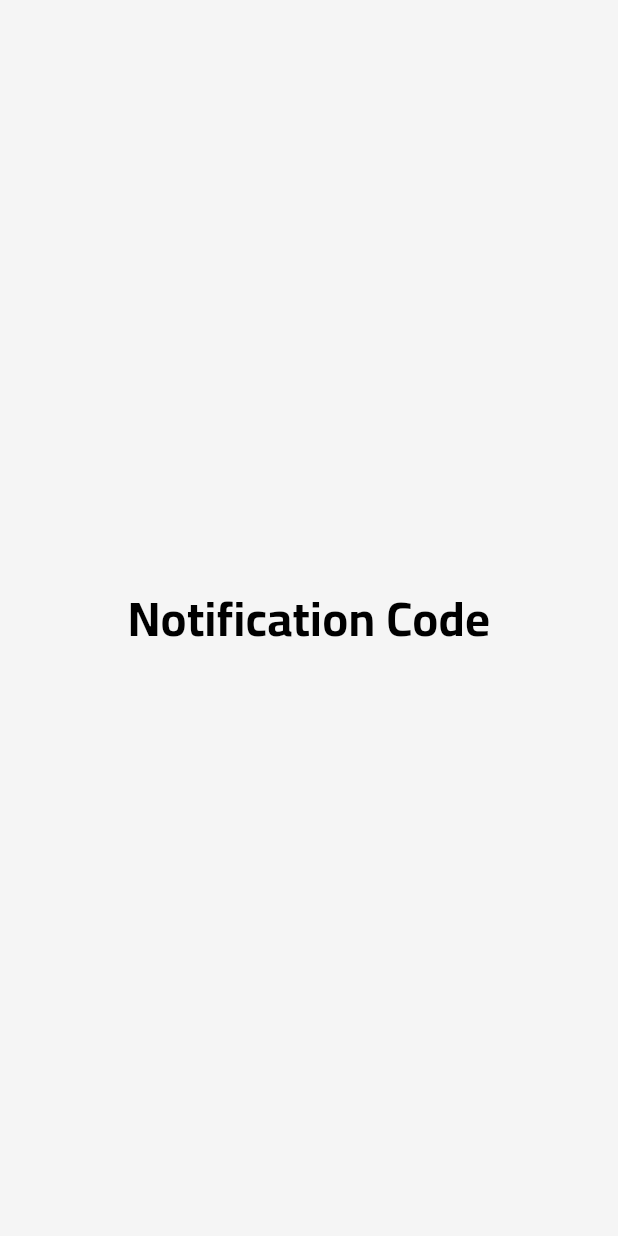
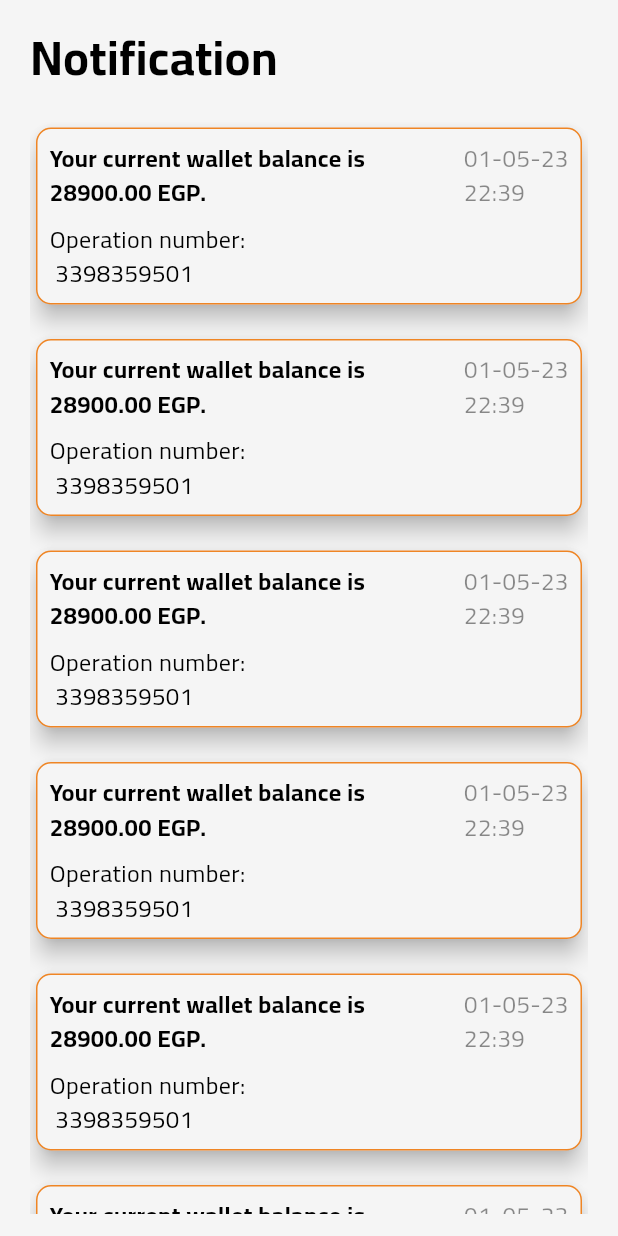
Before and after one commit to thabooota/Tab-Cash, a Flutter app: the NotificationView screen opened by its route, on a phone screen of 412 x 824 dp. Run offline on Flutter 3.47's test engine with Material 2 defaults, Android fonts, the phone set to English and light mode, and no system bars; our stand-ins replace curved_navigation_bar, dio, dropdown_button2, flutter_bloc, flutter_svg, font_awesome_flutter and 1 more.

Commit message:
notification Screen ui done

```diff
--- a/lib/features/notification/presentation/views/notification_screen.dart
+++ b/lib/features/notification/presentation/views/notification_screen.dart
@@ -1,4 +1,5 @@
 import 'package:flutter/material.dart';
+import 'package:smartwallet/core/widget/app_bar.dart';
 
 import 'widgets/notification_view_body.dart';
 
--- /dev/null
+++ b/lib/features/notification/presentation/views/widgets/notification_item.dart
@@ -0,0 +1,39 @@
+import 'package:flutter/material.dart';
+import 'package:smartwallet/core/utils/color_manager.dart';
+
+import '../../../../../core/utils/styles.dart';
+
+Widget notificationItem({
+  required String messageText,
+  required String messageTime,
+  required int operationNumber,
+  context
+}) => Card(
+  elevation: 6.0,
+  child: Container(
+    padding: const EdgeInsetsDirectional.all(8.0),
+    decoration: BoxDecoration(
+      color: ColorManager.scaffoldBackgroundColor,
+      borderRadius: BorderRadius.circular(10.0),
+      border: Border.all(
+        color: ColorManager.defaultColor,
+      ),
+    ),
+    child: Column(
+      crossAxisAlignment: CrossAxisAlignment.start,
+      children: [
+        Row(
+          mainAxisAlignment: MainAxisAlignment.center,
+          crossAxisAlignment: CrossAxisAlignment.start,
+          children:  [
+            Expanded(child: Text(messageText,style: Styles.textStyle16.copyWith(fontWeight: FontWeight.bold, color: Colors.black),)),
+            SizedBox(width: MediaQuery.of(context).size.width * 0.1,),
+            Text(messageTime , style: Styles.textStyle16.copyWith(color: Colors.black45),),
+          ],
+        ),
+        const SizedBox(height: 8.0,),
+        Text('Operation number:\n $operationNumber', style: Styles.textStyle16.copyWith(color: Colors.black),),
+      ],
+    ),
+  ),
+);
--- a/lib/features/notification/presentation/views/widgets/notification_view_body.dart
+++ b/lib/features/notification/presentation/views/widgets/notification_view_body.dart
@@ -1,13 +1,39 @@
 import 'package:flutter/material.dart';
+import 'package:smartwallet/features/notification/presentation/views/widgets/notification_item.dart';
 
 import '../../../../../../core/utils/styles.dart';
-
 
 class NotificationViewBody extends StatelessWidget {
   const NotificationViewBody({Key? key}) : super(key: key);
 
   @override
   Widget build(BuildContext context) {
-    return const Center(child: Text("Notification Code",style: Styles.textStyle32,));
+    return SafeArea(
+      child: Padding(
+        padding: const EdgeInsets.symmetric(horizontal: 20.0, vertical: 15.0),
+        child: Column(
+          crossAxisAlignment: CrossAxisAlignment.start,
+          children: [
+            const Text(
+                'Notification',
+                style: Styles.textStyle32),
+            const SizedBox(height: 20.0,),
+            Expanded(
+              child: ListView.separated(
+                  itemBuilder: (context, index) => notificationItem(
+                    context: context,
+                      messageText: 'Your current wallet balance is 28900.00 EGP.',
+                      messageTime: '01-05-23\n22:39',
+                      operationNumber: 003398359501),
+                  separatorBuilder: (context, index) => const SizedBox(
+                        height: 15.0,
+                      ),
+                  itemCount: 8,
+              ),
+            ),
+          ],
+        ),
+      ),
+    );
   }
 }
--- a/pubspec.yaml
+++ b/pubspec.yaml
@@ -20,6 +20,7 @@ dependencies:
   pin_code_fields: ^7.4.0
   curved_navigation_bar: ^1.0.3
   dropdown_button2: ^2.1.0
+  qr_code_scanner: ^1.0.1
 
 dev_dependencies:
   flutter_test:
```
Also changed, not shown: pubspec.lock.
